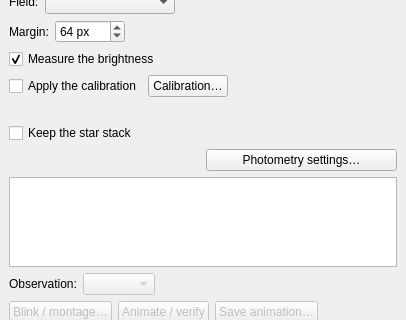
Before: the Qt Designer form nightscribe/gui/ui/ufe_trackstack_tab.ui in irydeo/nightscribe, drawn with Qt 5; both pictures show x 0 to 406 and y 362 to 682 of the 406 by 1414 pixel window.
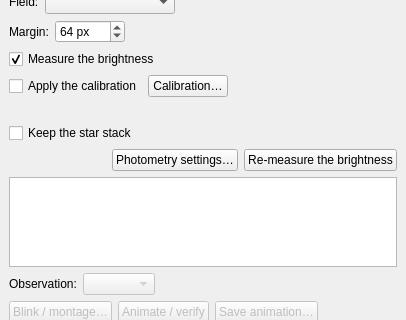
After: the same form once the commit is applied.

Commit message: feat(photometry): explain a weak zero point, choose what the band reports, re-measure the stack

What changed in the file:
```diff
--- a/nightscribe/gui/ui/ufe_trackstack_tab.ui
+++ b/nightscribe/gui/ui/ufe_trackstack_tab.ui
@@ -324,6 +324,14 @@
           </property>
          </widget>
         </item>
+        <item>
+         <widget class="QPushButton" name="btn_remeasure">
+          <property name="text"><string>Re-measure the brightness</string></property>
+          <property name="toolTip">
+           <string>Measures the brightness again on the observation's stacks with the recipe the Photometry tab is holding right now (apertures, sky, comps), without re-stacking the visit. The position and the detection are untouched</string>
+          </property>
+         </widget>
+        </item>
        </layout>
       </item>
      </layout>
```
The commit also changes 13 other files.
